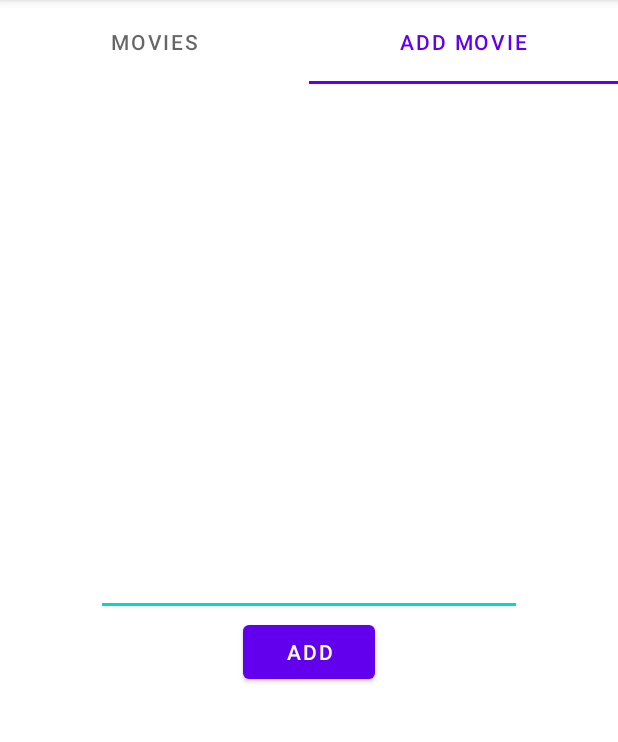
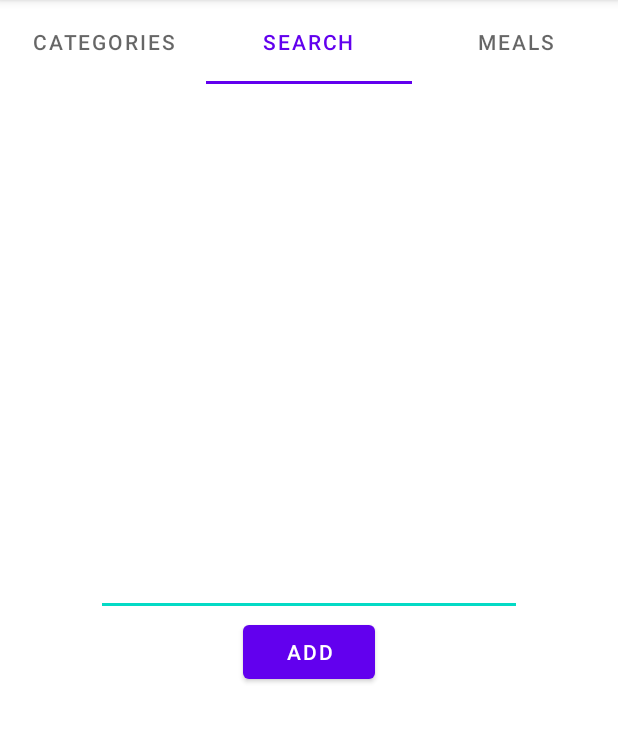
Before and after one commit to LavTrgovcevic5320RN/Nutrition-Tracker, an Android app: the MainActivity screen opened directly, with no data from a screen before it, tab 2 chosen, on a phone screen of 412 x 824 dp, the part 84-826 px from its top. Run offline under Robolectric (Android 15) with nearby library versions, the phone set to English and light mode, and no system bars; our stand-ins replace Room's generated code, RxJava, Timber; 10 statements that could not run were skipped.

Commit message:
Napravljen pocetni ekran i da klikom na 3 tacke otvara pop up gde pise detaljnije o odredjenoj kategoriji i da klikom na kategoriju otvara drugi itemView u pager-u tj. stranicu gde se filtriraju jela ali ona jos nije gotova

```diff
--- a/app/build.gradle
+++ b/app/build.gradle
@@ -104,4 +104,6 @@ dependencies {
     // Do not update codegen version it will produce compile error when used with moshi retrofit converter!
     kapt "com.squareup.moshi:moshi-kotlin-codegen:$moshiVersion"
 
+    // Picasso
+    implementation 'com.squareup.picasso:picasso:2.71828'
 }
--- a/app/src/main/java/rs/raf/projekat_jun_lav_trgovcevic_53_2020rn/presentation/view/adapters/MainPagerAdapter.kt
+++ b/app/src/main/java/rs/raf/projekat_jun_lav_trgovcevic_53_2020rn/presentation/view/adapters/MainPagerAdapter.kt
@@ -15,15 +15,17 @@ class MainPagerAdapter(
 ) : FragmentPagerAdapter(fragmentManager, BEHAVIOR_RESUME_ONLY_CURRENT_FRAGMENT) {
 
     companion object {
-        private const val ITEM_COUNT = 2
+        private const val ITEM_COUNT = 3
         const val FRAGMENT_1 = 0
         const val FRAGMENT_2 = 1
+        const val FRAGMENT_3 = 2
+
     }
 
     override fun getItem(position: Int): Fragment {
         return when(position) {
             FRAGMENT_1 -> MealCategoryFragment()
-//            FRAGMENT_1 -> ListFragment()
+            FRAGMENT_2 -> InputFragment()
             else -> InputFragment()
         }
     }
@@ -34,8 +36,9 @@ class MainPagerAdapter(
 
     override fun getPageTitle(position: Int): CharSequence? {
         return when(position) {
-            FRAGMENT_1 -> context.getString(R.string.movies)
-            else -> context.getString(R.string.input)
+            FRAGMENT_1 -> context.getString(R.string.categories)
+            FRAGMENT_2 -> context.getString(R.string.search)
+            else -> context.getString(R.string.meals)
         }
     }
 
--- /dev/null
+++ b/app/src/main/res/drawable/more_info.xml
@@ -0,0 +1,5 @@
+<vector android:alpha="0.85" android:height="512dp"
+    android:tint="#000000" android:viewportHeight="24"
+    android:viewportWidth="24" android:width="512dp" xmlns:android="http://schemas.android.com/apk/res/android">
+    <path android:fillColor="@android:color/white" android:pathData="M12,8c1.1,0 2,-0.9 2,-2s-0.9,-2 -2,-2 -2,0.9 -2,2 0.9,2 2,2zM12,10c-1.1,0 -2,0.9 -2,2s0.9,2 2,2 2,-0.9 2,-2 -0.9,-2 -2,-2zM12,16c-1.1,0 -2,0.9 -2,2s0.9,2 2,2 2,-0.9 2,-2 -0.9,-2 -2,-2z"/>
+</vector>
--- a/app/src/main/res/layout/activity_main.xml
+++ b/app/src/main/res/layout/activity_main.xml
@@ -23,6 +23,10 @@
             android:layout_width="wrap_content"
             android:layout_height="match_parent" />
 
+        <com.google.android.material.tabs.TabItem
+            android:layout_width="wrap_content"
+            android:layout_height="match_parent" />
+
     </com.google.android.material.tabs.TabLayout>
 
     <androidx.viewpager.widget.ViewPager
--- a/app/src/main/res/values/strings.xml
+++ b/app/src/main/res/values/strings.xml
@@ -4,4 +4,6 @@
     <string name="input">Add Movie</string>
     <string name="search">Search</string>
     <string name="add">Add</string>
+    <string name="categories">Categories</string>
+    <string name="meals">Meals</string>
 </resources>
```
Also changed, not shown: app/src/main/java/rs/raf/projekat_jun_lav_trgovcevic_53_2020rn/presentation/view/activities/MainActivity.kt (+7 -0 lines), app/src/main/java/rs/raf/projekat_jun_lav_trgovcevic_53_2020rn/presentation/view/recycler/adapter/CategoryAdapter.kt (+10 -1 lines), app/src/main/java/rs/raf/projekat_jun_lav_trgovcevic_53_2020rn/presentation/view/recycler/viewholder/CategoryViewHolder.kt (+27 -0 lines), app/src/main/res/layout/layout_item_movie.xml (+28 -2 lines).
